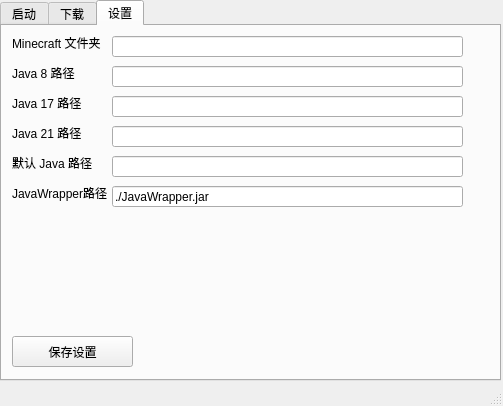
The window that qt.ui (HPLAY-dev/spectrum-minecraft-launcher) describes before a commit, drawn with Qt 5.
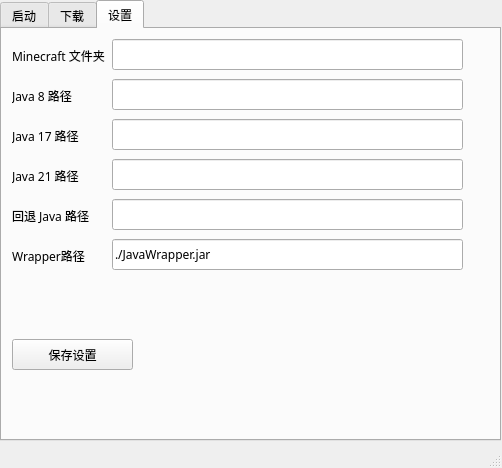
The same window after the commit. The open tabs and pages were chosen to show the change.

Patch:
```diff
--- a/qt.ui
+++ b/qt.ui
@@ -6,10 +6,15 @@
    <rect>
     <x>0</x>
     <y>0</y>
-    <width>503</width>
-    <height>406</height>
+    <width>502</width>
+    <height>468</height>
    </rect>
   </property>
+  <property name="font">
+   <font>
+    <family>微软雅黑</family>
+   </font>
+  </property>
   <property name="windowTitle">
    <string>Spectrum 启动器 - Qt UI</string>
   </property>
@@ -20,7 +25,7 @@
       <x>0</x>
       <y>0</y>
       <width>501</width>
-      <height>381</height>
+      <height>441</height>
      </rect>
     </property>
     <property name="currentIndex">
@@ -430,7 +435,7 @@
         <x>110</x>
         <y>10</y>
         <width>351</width>
-        <height>21</height>
+        <height>31</height>
        </rect>
       </property>
      </widget>
@@ -438,7 +443,7 @@
       <property name="geometry">
        <rect>
         <x>10</x>
-        <y>10</y>
+        <y>20</y>
         <width>111</width>
         <height>16</height>
        </rect>
@@ -454,9 +459,9 @@
       <property name="geometry">
        <rect>
         <x>110</x>
-        <y>40</y>
+        <y>50</y>
         <width>351</width>
-        <height>21</height>
+        <height>31</height>
        </rect>
       </property>
      </widget>
@@ -464,7 +469,7 @@
       <property name="geometry">
        <rect>
         <x>10</x>
-        <y>40</y>
+        <y>60</y>
         <width>111</width>
         <height>16</height>
        </rect>
@@ -480,7 +485,7 @@
       <property name="geometry">
        <rect>
         <x>10</x>
-        <y>70</y>
+        <y>100</y>
         <width>111</width>
         <height>16</height>
        </rect>
@@ -496,9 +501,9 @@
       <property name="geometry">
        <rect>
         <x>110</x>
-        <y>70</y>
+        <y>90</y>
         <width>351</width>
-        <height>21</height>
+        <height>31</height>
        </rect>
       </property>
      </widget>
@@ -506,7 +511,7 @@
       <property name="geometry">
        <rect>
         <x>10</x>
-        <y>100</y>
+        <y>140</y>
         <width>111</width>
         <height>16</height>
        </rect>
@@ -522,9 +527,9 @@
       <property name="geometry">
        <rect>
         <x>110</x>
-        <y>100</y>
+        <y>130</y>
         <width>351</width>
-        <height>21</height>
+        <height>31</height>
        </rect>
       </property>
      </widget>
@@ -532,9 +537,9 @@
       <property name="geometry">
        <rect>
         <x>110</x>
-        <y>160</y>
+        <y>210</y>
         <width>351</width>
-        <height>21</height>
+        <height>31</height>
        </rect>
       </property>
       <property name="text">
@@ -545,13 +550,13 @@
       <property name="geometry">
        <rect>
         <x>10</x>
-        <y>160</y>
+        <y>220</y>
         <width>111</width>
         <height>16</height>
        </rect>
       </property>
       <property name="text">
-       <string>JavaWrapper路径</string>
+       <string>Wrapper路径</string>
       </property>
       <property name="alignment">
        <set>Qt::AlignBottom|Qt::AlignLeading|Qt::AlignLeft</set>
@@ -574,9 +579,9 @@
       <property name="geometry">
        <rect>
         <x>110</x>
-        <y>130</y>
+        <y>170</y>
         <width>351</width>
-        <height>21</height>
+        <height>31</height>
        </rect>
       </property>
      </widget>
@@ -584,13 +589,13 @@
       <property name="geometry">
        <rect>
         <x>10</x>
-        <y>130</y>
+        <y>180</y>
         <width>111</width>
         <height>16</height>
        </rect>
       </property>
       <property name="text">
-       <string>默认 Java 路径</string>
+       <string>回退 Java 路径</string>
       </property>
       <property name="alignment">
        <set>Qt::AlignBottom|Qt::AlignLeading|Qt::AlignLeft</set>
```
Left out of the diff: 62 changed lines with no effect on the pictures.
